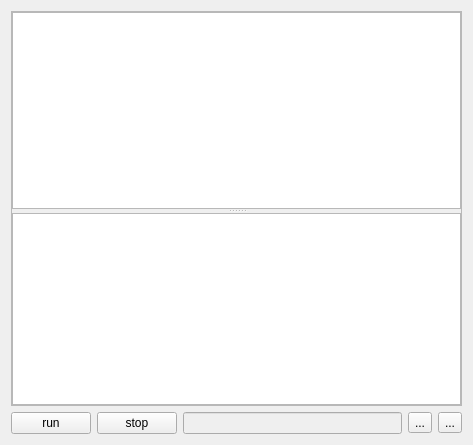
This is ui/scripteditwidget.ui in bitsed/qosmic as Qt 5 draws it before an edit. The edited form follows.
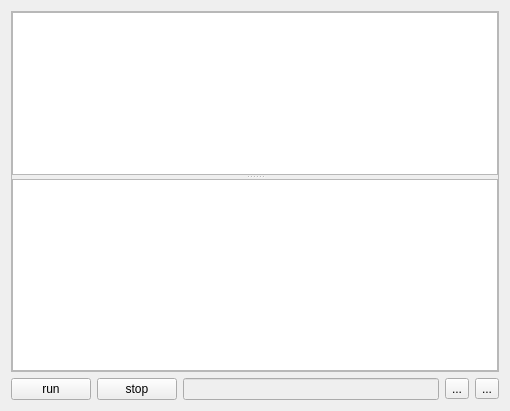
This is the edited form. Icons and pictures are not drawn. Custom widgets are drawn as their Qt base class.

The edit to the form file:
```diff
--- a/ui/scripteditwidget.ui
+++ b/ui/scripteditwidget.ui
@@ -6,10 +6,16 @@
    <rect>
     <x>0</x>
     <y>0</y>
-    <width>465</width>
-    <height>437</height>
+    <width>510</width>
+    <height>411</height>
    </rect>
   </property>
+  <property name="minimumSize">
+   <size>
+    <width>1</width>
+    <height>1</height>
+   </size>
+  </property>
   <property name="windowTitle">
    <string>Form</string>
   </property>
@@ -103,14 +109,8 @@
     <widget class="QSplitter" name="m_splitter">
      <property name="minimumSize">
       <size>
-       <width>451</width>
-       <height>395</height>
-      </size>
-     </property>
-     <property name="maximumSize">
-      <size>
-       <width>16777215</width>
-       <height>16777215</height>
+       <width>1</width>
+       <height>1</height>
       </size>
      </property>
      <property name="frameShape">
```
